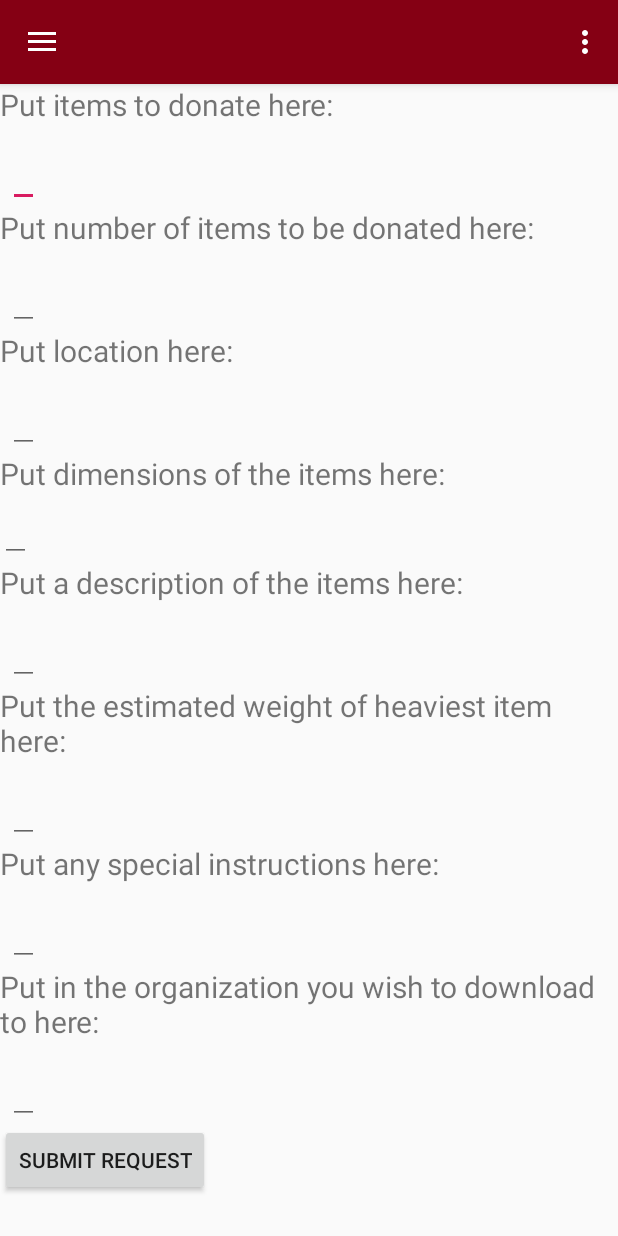
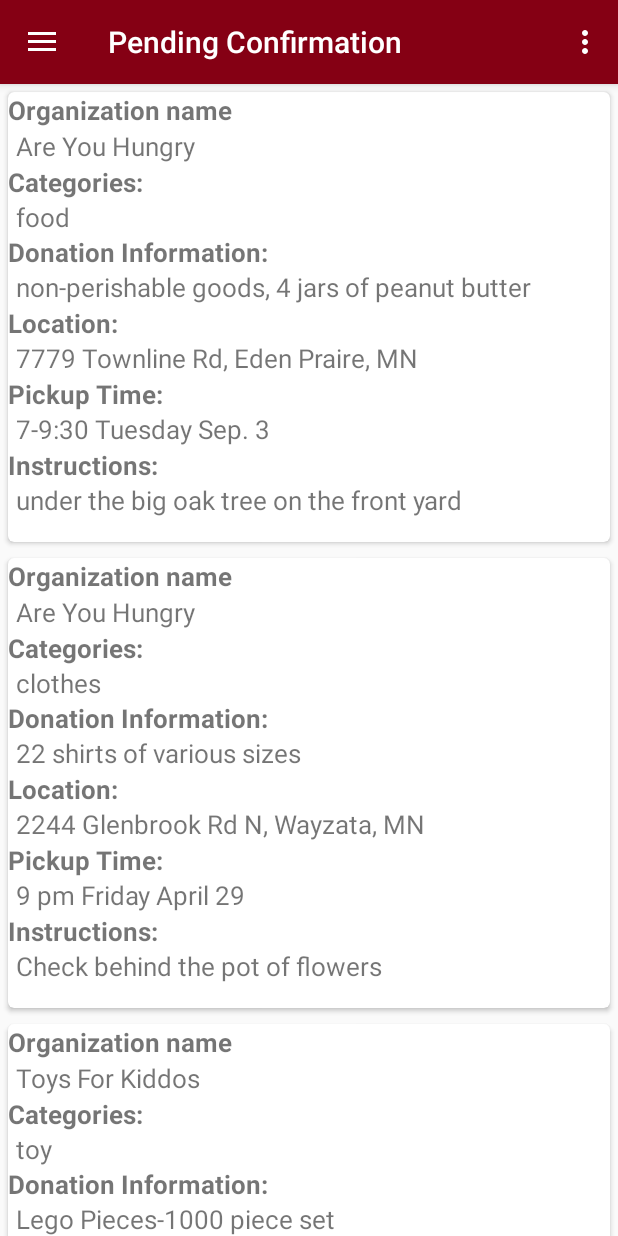
Before and after one commit to Clarekpd/GiveBack4.0, an Android app: the fragment DonationRequestFragment placed in its activity, after a tap on "SUBMIT REQUEST", on a phone screen of 412 x 824 dp. Run offline under Robolectric (Android 15) with nearby library versions, the phone set to English and light mode, and no system bars; 3 statements that could not run were skipped.

Commit message:
Rerouted the submit button to the pending conformation screen

```diff
--- a/app/src/main/java/com/example/giveback/AfterLogin.java
+++ b/app/src/main/java/com/example/giveback/AfterLogin.java
@@ -34,17 +34,24 @@ import java.util.ArrayList;
         //get bundle and userType from MainActivity
         Bundle bundle = getIntent().getExtras();
         userType = bundle.getBoolean("userType");
+        String whereToGo = bundle.getString("whereToGo");
+
 
         if(userType)
         {
             setContentView(R.layout.activity_main_donor);
             //creating fragment object
             Fragment fragment = null;
-
-            fragment = new DonorRecyclerFragment();
-            ((DonorRecyclerFragment) fragment).setDonorRecords(getDonorRecords());
-            ((DonorRecyclerFragment) fragment).setTitle("My Information");
-
+            if(whereToGo == null) {
+                fragment = new DonorRecyclerFragment();
+                ((DonorRecyclerFragment) fragment).setDonorRecords(getDonorRecords());
+                ((DonorRecyclerFragment) fragment).setTitle("My Information");
+            }else if(whereToGo.equals("pendCon")){
+                fragment = new TransactionRecyclerFragment();
+                ((TransactionRecyclerFragment) fragment).setData(getPendingConfirmations());
+                ((TransactionRecyclerFragment) fragment).setTitle("Pending Confirmation");
+                ((TransactionRecyclerFragment) fragment).setDonor(userType);
+            }
 
             //replacing the fragment with the one that was clicked on
             if (fragment != null) {
--- a/app/src/main/java/com/example/giveback/fragments/DonationRequestFragment.java
+++ b/app/src/main/java/com/example/giveback/fragments/DonationRequestFragment.java
@@ -2,10 +2,12 @@ package com.example.giveback.fragments;
 
 import android.app.NotificationManager;
 import android.content.Context;
+import android.content.Intent;
 import android.os.Bundle;
 import android.support.annotation.Nullable;
 import android.support.v4.app.Fragment;
 import android.support.v4.app.FragmentActivity;
+import android.support.v4.app.FragmentTransaction;
 import android.support.v4.app.NotificationCompat;
 import android.support.v7.widget.LinearLayoutCompat;
 import android.support.v7.widget.LinearLayoutManager;
@@ -16,14 +18,19 @@ import android.view.ViewGroup;
 import android.widget.Button;
 import android.widget.Toast;
 
+import com.example.giveback.AfterLogin;
 import com.example.giveback.DonorRecord;
 import com.example.giveback.DonorRecordAdapter;
+import com.example.giveback.MainActivity;
 import com.example.giveback.R;
+import com.example.giveback.TransactionRecord;
 
 import java.util.ArrayList;
 
 public class DonationRequestFragment extends Fragment {
     private String title;
+    Bundle bundle = new Bundle();
+
 
     @Nullable
     @Override
@@ -43,14 +50,14 @@ public class DonationRequestFragment extends Fragment {
         submitButton.setOnClickListener(new View.OnClickListener() {
             @Override
             public void onClick(View view) {
-                Toast.makeText(view.getContext(), "ahhhhhh.", Toast.LENGTH_SHORT).show();
-               /* NotificationCompat.Builder builder = new NotificationCompat.Builder(view.getContext())
-                        .setSmallIcon(R.drawable.connect)
-                        .setContentTitle("Request Notification")
-                        .setContentText("Your donation request has been accepted.");
-                // Add as notification
-                NotificationManager manager = (NotificationManager)view.getContext().getSystemService(Context.NOTIFICATION_SERVICE);
-                manager.notify(0, builder.build());*/
+                Toast.makeText(view.getContext(), "Your request has been submitted", Toast.LENGTH_SHORT).show();
+
+                Intent intent = new Intent(view.getContext(), AfterLogin.class);
+                bundle.putBoolean("userType", true);
+                bundle.putString("whereToGo", "pendCon");
+                intent.putExtras(bundle);
+                startActivity(intent);
+
             }
         });
 
@@ -63,4 +70,20 @@ public class DonationRequestFragment extends Fragment {
     public void setTitle(String title) {
         this.title = title;
     }
+
+    private ArrayList<TransactionRecord> getPendingConfirmations() {
+        ArrayList<TransactionRecord> data = new ArrayList<>();
+
+        data.add(new TransactionRecord("food", "Are You Hungry","non-perishable goods, 4 jars of peanut butter","7779 Townline Rd, Eden Praire, MN","7-9:30 Tuesday Sep. 3","under the big oak tree on the front yard"));
+        data.add(new TransactionRecord("clothes", "Are You Hungry","22 shirts of various sizes","2244 Glenbrook Rd N, Wayzata, MN", "9 pm Friday April 29","Check behind the pot of flowers"));
+        data.add(new TransactionRecord("toy", "Toys For Kiddos","Lego Pieces-1000 piece set","3444 Vanhauser lane, Dayton, OH","5pm Any Monday until Jun 20","Ring my doorbell"));
+        data.add(new TransactionRecord("furniture", "Orange Spatula","I have an extra couch","6789 Bedford trail, Roseville, TX","8 P.M. Monday July 23","Ring the doorbell, I will open the garage for you to get the couch"));
+        data.add(new TransactionRecord("clothes", "Are You Hungry","30 sets if brand new Jackets","2835 Addisen Ptwy, Inver Grove, MN","9 pm Tuesday","Check behind the bushes and the plants"));
+        data.add(new TransactionRecord("food", "Are You Hungry","7 boxes of granola bars, 1 package of water","900 Glacier Ln N, Plymouth MN","8 pm on Thursday April 20.","Ring my doorbell, it is inside"));
+        data.add(new TransactionRecord("furniture", "Orange Spatula","Old table","6743 pioneer Trail, eagan MN","9'o clock pm Sunday","none"));
+        data.add(new TransactionRecord("hygiene", "Are You Hungry","30 toothbrushes","On the curb near the street turn for Fairvick and Marbella Rd","4pm Saturday Jun 13","under my tree"));
+        data.add(new TransactionRecord("toys", "Toys For Kiddos","4 teddy bears","7428 Blue Haven Rd, 67421","6pm Monday 28 February","On my front steps"));
+
+        return data;
+    }
 }
--- a/app/src/main/res/layout/donation_request.xml
+++ b/app/src/main/res/layout/donation_request.xml
@@ -1,5 +1,5 @@
 <?xml version="1.0" encoding="utf-8"?>
-<android.support.v7.widget.LinearLayoutCompat xmlns:android="http://schemas.android.com/apk/res/android"
+<android.support.v7.widget.CardView xmlns:android="http://schemas.android.com/apk/res/android"
     xmlns:tools="http://schemas.android.com/tools"
     android:id="@+id/donation_request"
     android:layout_width="match_parent"
@@ -170,4 +170,4 @@
 
     </RelativeLayout>
         </ScrollView>
-</android.support.v7.widget.LinearLayoutCompat>
+</android.support.v7.widget.CardView>
```
